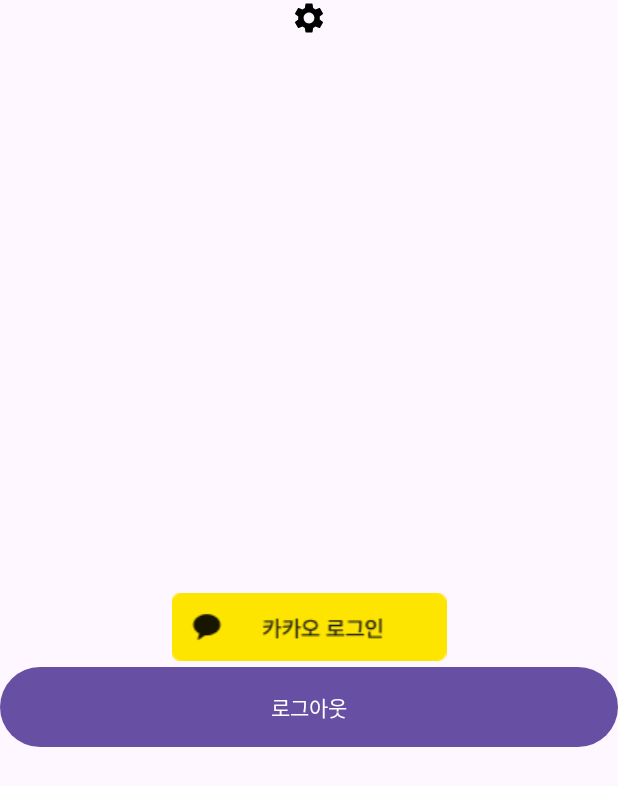
After one commit to celinayk/SW03_App, an Android app: the layout my_information.xml on its own in the app's theme, with its tools: preview values and no code run, on a phone screen of 412 x 824 dp. The commit adds this screen. Shown: the top 786 px of the screen. Run offline under Robolectric (Android 15) with nearby library versions, the phone set to English and light mode, and no system bars.

Commit message:
카카오 로그인

```diff
--- a/app/src/main/java/com/example/sw03_app/KakaoApplication.java
+++ b/app/src/main/java/com/example/sw03_app/KakaoApplication.java
@@ -1,6 +1,7 @@
 package com.example.sw03_app;
 
 import android.app.Application;
+import android.view.View;
 
 import com.kakao.sdk.common.KakaoSdk;
 
--- /dev/null
+++ b/app/src/main/res/layout/my_information.xml
@@ -0,0 +1,40 @@
+<?xml version="1.0" encoding="utf-8"?>
+<LinearLayout
+    xmlns:android="http://schemas.android.com/apk/res/android"
+    android:layout_width="match_parent"
+    android:layout_height="wrap_content"
+    android:orientation="vertical">
+
+    <ImageView
+        android:layout_width="wrap_content"
+        android:layout_height="wrap_content"
+        android:src="@drawable/ic_setting"
+        android:layout_gravity="center_horizontal"/>
+
+
+    <Button
+        android:id="@+id/freeSpace"
+        android:layout_width="wrap_content"
+        android:layout_height="371dp"
+        android:padding="16dp"
+        android:text="free"
+        android:visibility="invisible"/>
+
+    <ImageView
+        android:id="@+id/login"
+        android:layout_width="match_parent"
+        android:layout_height="wrap_content"
+        android:src="@drawable/kakao_login_medium_narrow"
+        android:text="카카오 로그인"
+        android:visibility="visible" />
+
+    <Button
+        android:id="@+id/logout"
+        android:layout_width="match_parent"
+        android:layout_height="wrap_content"
+        android:text="로그아웃"
+        android:padding="16dp"
+        android:visibility="visible"/>
+
+
+</LinearLayout>
```
Also changed, not shown: app/src/main/java/com/example/sw03_app/MainActivity.java (+49 -0 lines), app/src/main/java/com/example/sw03_app/MyInformationFragment.java (added, +123 -0 lines), app/src/main/java/com/example/sw03_app/SettingFragment.java (+96 -3 lines), app/src/main/res/drawable/before_login.png (added), app/src/main/res/drawable/kakao_login_medium_narrow.png (added), app/src/main/res/drawable/loading.png (added).
